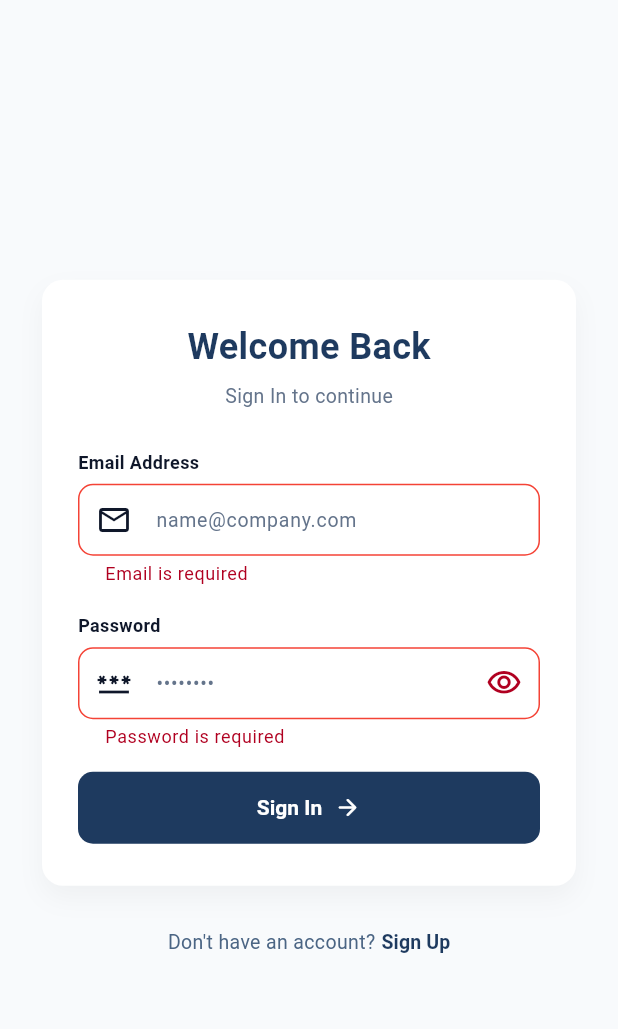
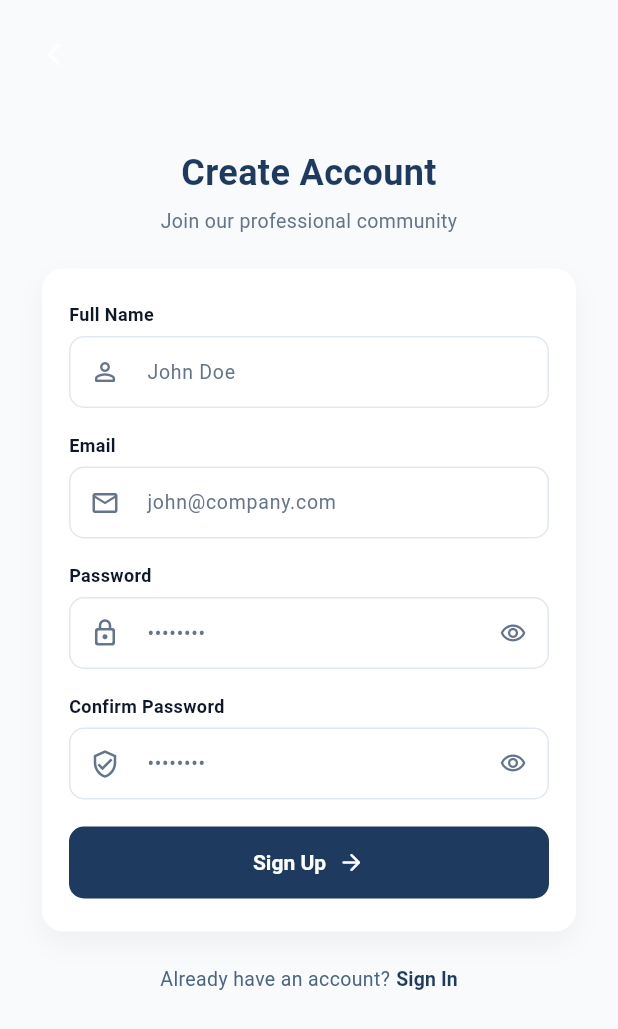
Before and after one commit to emonh001/user_registration_demo_task, a Flutter app: the screen it shows after launch, after a tap on "Sign In", after a tap on "Sign Up", on a phone screen of 412 x 824 dp. Shown: the top 1029 px of the screen. Run offline on Flutter 3.47's test engine with Material 3 defaults, Android fonts, the phone set to English and light mode, and no system bars.

Commit message:
style: sign up UI design completed

```diff
--- a/lib/app/app_providers.dart
+++ b/lib/app/app_providers.dart
@@ -3,6 +3,7 @@ import 'package:provider/provider.dart';
 
 import '../features/auth/data/repositories/auth_repository.dart';
 import '../features/auth/presentation/providers/auth_provider.dart';
+import '../features/auth/presentation/providers/sign_up_provider.dart';
 
 class AppProviders extends StatelessWidget {
   const AppProviders({
@@ -25,6 +26,11 @@ class AppProviders extends StatelessWidget {
             authRepository: context.read<AuthRepository>(),
           ),
         ),
+        ChangeNotifierProvider<SignUpProvider>(
+          create: (context) => SignUpProvider(
+            authRepository: context.read<AuthRepository>(),
+          ),
+        ),
       ],
       child: child,
     );
--- a/lib/features/auth/presentation/screens/sign_in_screen.dart
+++ b/lib/features/auth/presentation/screens/sign_in_screen.dart
@@ -1,5 +1,6 @@
 import 'package:flutter/material.dart';
 import 'package:provider/provider.dart';
+import 'package:user_signup/features/auth/presentation/screens/sign_up_screen.dart';
 import 'package:user_signup/shared/widgets/show_snack_bar_message.dart';
 
 import '../../../../core/theme/app_colors.dart';
@@ -33,11 +34,11 @@ class SignInScreen extends StatelessWidget {
   }
 
   void _goToSignUp(BuildContext context) {
-    // Navigator.of(context).push(
-    //   MaterialPageRoute(
-    //     builder: (_) => const SignUpScreen(),
-    //   ),
-    // );
+    Navigator.of(context).push(
+      MaterialPageRoute(
+        builder: (_) => const SignUpScreen(),
+      ),
+    );
   }
 
   @override
@@ -108,11 +109,12 @@ class SignInScreen extends StatelessWidget {
                         obscureText: authProvider.isPasswordHidden,
                         textInputAction: TextInputAction.done,
                         validator: authProvider.validatePassword,
-                        prefixIcon: Icon(Icons.password_outlined),
+                        prefixIcon: Icon(Icons.lock_outline_rounded),
                         suffixIcon: Icon(
                           authProvider.isPasswordHidden
                               ? Icons.visibility_outlined
                               : Icons.visibility_off_outlined,
+                          size: 18,
                         ),
                         suffixIconOnTap: authProvider.togglePasswordVisibility,
                       ),
--- a/lib/features/auth/presentation/screens/sign_up_screen.dart
+++ b/lib/features/auth/presentation/screens/sign_up_screen.dart
@@ -0,0 +1,204 @@
+import 'package:flutter/material.dart';
+import 'package:provider/provider.dart';
+
+import '../../../../core/theme/app_colors.dart';
+import '../../../../shared/widgets/primary_button.dart';
+import '../providers/sign_up_provider.dart';
+import '../widgets/auth_shell_scaffold.dart';
+import '../widgets/auth_text_field.dart';
+
+class SignUpScreen extends StatelessWidget {
+  const SignUpScreen({super.key});
+
+  Future<void> _handleSignUp(BuildContext context) async {
+    final provider = context.read<SignUpProvider>();
+    final success = await provider.signUp();
+
+    if (!context.mounted) return;
+
+    if (success) {
+      ScaffoldMessenger.of(context).showSnackBar(
+        const SnackBar(content: Text('Account created successfully')),
+      );
+
+      // TODO: Navigate to dashboard screen or sign-in screen.
+      Navigator.of(context).maybePop();
+    } else {
+      ScaffoldMessenger.of(context).showSnackBar(
+        const SnackBar(content: Text('Please fix the form errors')),
+      );
+    }
+  }
+
+  @override
+  Widget build(BuildContext context) {
+    return AuthShellScaffold(
+      child: Consumer<SignUpProvider>(
+        builder: (context, provider, _) {
+          return SingleChildScrollView(
+            child: Column(
+              children: [
+                const SizedBox(height: 14),
+                const Text(
+                  'Create Account',
+                  textAlign: TextAlign.center,
+                  style: TextStyle(
+                    color: AppColors.primary,
+                    fontSize: 24,
+                    fontWeight: FontWeight.bold,
+                  ),
+                ),
+                const SizedBox(height: 6),
+                const Text(
+                  'Join our professional community',
+                  textAlign: TextAlign.center,
+                  style: TextStyle(color: AppColors.mutedText, fontSize: 13),
+                ),
+                const SizedBox(height: 22),
+
+                Container(
+                  width: double.infinity,
+                  padding: const EdgeInsets.symmetric(
+                    horizontal: 18,
+                    vertical: 22,
+                  ),
+                  decoration: BoxDecoration(
+                    color: AppColors.white,
+                    borderRadius: BorderRadius.circular(14),
+                    boxShadow: [
+                      BoxShadow(
+                        color: AppColors.black.withOpacity(0.04),
+                        blurRadius: 14,
+                        offset: const Offset(0, 8),
+                      ),
+                    ],
+                  ),
+                  child: Form(
+                    key: provider.formKey,
+                    child: Column(
+                      children: [
+                        AuthTextField(
+                          label: 'Full Name',
+                          hintText: 'John Doe',
+                          controller: provider.fullNameController,
+                          textInputAction: TextInputAction.next,
+                          validator: provider.validateFullName,
+                          prefixIcon: const Icon(
+                            Icons.person_outline_rounded,
+                            size: 20,
+                            color: AppColors.mutedText,
+                          ),
+                        ),
+                        const SizedBox(height: 16),
+
+                        AuthTextField(
+                          label: 'Email',
+                          hintText: 'john@company.com',
+                          controller: provider.emailController,
+                          keyboardType: TextInputType.emailAddress,
+                          textInputAction: TextInputAction.next,
+                          validator: provider.validateEmail,
+                          prefixIcon: const Icon(
+                            Icons.email_outlined,
+                            size: 20,
+                            color: AppColors.mutedText,
+                          ),
+                        ),
+                        const SizedBox(height: 16),
+
+                        AuthTextField(
+                          label: 'Password',
+                          hintText: '••••••••',
+                          controller: provider.passwordController,
+                          obscureText: provider.isPasswordHidden,
+                          textInputAction: TextInputAction.next,
+                          validator: provider.validatePassword,
+                          prefixIcon: const Icon(
+                            Icons.lock_outline_rounded,
+                            size: 20,
+                            color: AppColors.mutedText,
+                          ),
+                          suffixIcon: Icon(
+                            provider.isPasswordHidden
+                                ? Icons.visibility_outlined
+                                : Icons.visibility_off_outlined,
+                            size: 18,
+                            color: AppColors.mutedText,
+                          ),
+                          suffixIconOnTap: provider.togglePasswordVisibility,
+                        ),
+                        const SizedBox(height: 16),
+
+                        AuthTextField(
+                          label: 'Confirm Password',
+                          hintText: '••••••••',
+                          controller: provider.confirmPasswordController,
+                          obscureText: provider.isConfirmPasswordHidden,
+                          textInputAction: TextInputAction.done,
+                          validator: provider.validateConfirmPassword,
+                          prefixIcon: const Icon(
+                            Icons.verified_user_outlined,
+                            size: 20,
+                            color: AppColors.mutedText,
+                          ),
+
+                          suffixIcon: Icon(
+                            provider.isConfirmPasswordHidden
+                                ? Icons.visibility_outlined
+                                : Icons.visibility_off_outlined,
+                            size: 18,
+                            color: AppColors.mutedText,
+                          ),
+                          suffixIconOnTap: provider.toggleConfirmPasswordVisibility,
+                        ),
+                        const SizedBox(height: 18),
+
+                        PrimaryButton(
+                          text: 'Sign Up',
+                          icon: Icons.arrow_forward_rounded,
+                          isLoading: provider.isLoading,
+                          onPressed: () => _handleSignUp(context),
+                        ),
+                      ],
+                    ),
+                  ),
+                ),
+
+                const SizedBox(height: 22),
+
+                Row(
+                  mainAxisAlignment: MainAxisAlignment.center,
+                  children: [
+                    const Text(
+                      'Already have an account?',
+                      style: TextStyle(
+                        color: AppColors.secondary,
+                        fontSize: 13,
+                      ),
+                    ),
+                    TextButton(
+                      onPressed: () => Navigator.of(context).maybePop(),
+                      style: TextButton.styleFrom(
+                        foregroundColor: AppColors.primary,
+                        padding: const EdgeInsets.only(left: 4),
+                        minimumSize: Size.zero,
+                        tapTargetSize: MaterialTapTargetSize.shrinkWrap,
+                      ),
+                      child: const Text(
+                        'Sign In',
+                        style: TextStyle(
+                          fontSize: 13,
+                          fontWeight: FontWeight.w700,
+                        ),
+                      ),
+                    ),
+                  ],
+                ),
+              ],
+            ),
+          );
+        },
+      ),
+    );
+  }
+}
--- /dev/null
+++ b/lib/features/auth/presentation/widgets/auth_shell_scaffold.dart
@@ -0,0 +1,53 @@
+import 'package:flutter/material.dart';
+
+import '../../../../core/theme/app_colors.dart';
+
+class AuthShellScaffold extends StatelessWidget {
+  const AuthShellScaffold({
+    super.key,
+    required this.child,
+    this.onBackPressed,
+  });
+
+  final Widget child;
+  final VoidCallback? onBackPressed;
+
+  @override
+  Widget build(BuildContext context) {
+    return Scaffold(
+      body: SafeArea(
+        child: Padding(
+          padding: const EdgeInsets.all(12),
+          child: Column(
+            children: [
+              Row(
+                children: [
+                  IconButton(
+                    onPressed: onBackPressed ?? () => Navigator.of(context).maybePop(),
+                    icon: const Icon(
+                      Icons.arrow_back_ios_new_rounded,
+                      color: AppColors.white,
+                      size: 18,
+                    ),
+                  ),
+                ],
+              ),
+              const SizedBox(height: 8),
+              Expanded(
+                child: Container(
+                  width: double.infinity,
+                  padding: const EdgeInsets.all(16),
+                  decoration: BoxDecoration(
+                    color: AppColors.neutral,
+                    borderRadius: BorderRadius.circular(16),
+                  ),
+                  child: child,
+                ),
+              ),
+            ],
+          ),
+        ),
+      ),
+    );
+  }
+}
```
Also changed, not shown: lib/core/utils/validators.dart (+39 -0 lines), lib/features/auth/data/repositories/auth_repository.dart (+10 -0 lines), lib/features/auth/presentation/providers/sign_up_provider.dart (added, +131 -0 lines), lib/shared/widgets/custom_text_field.dart (added, +44 -0 lines).
